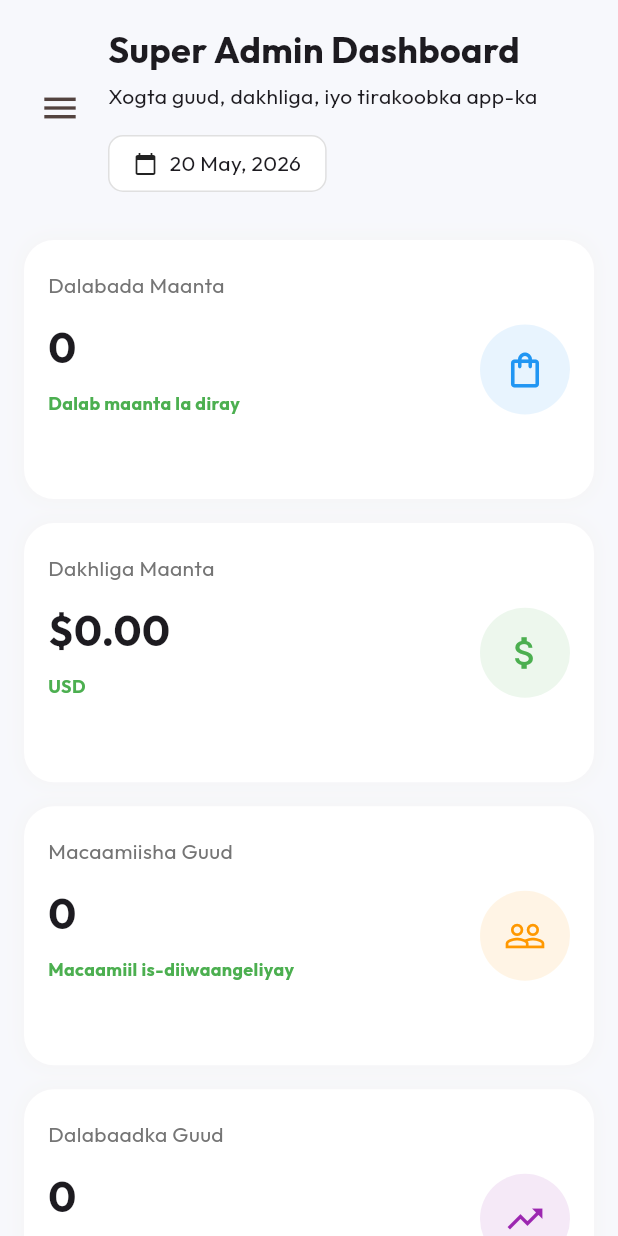
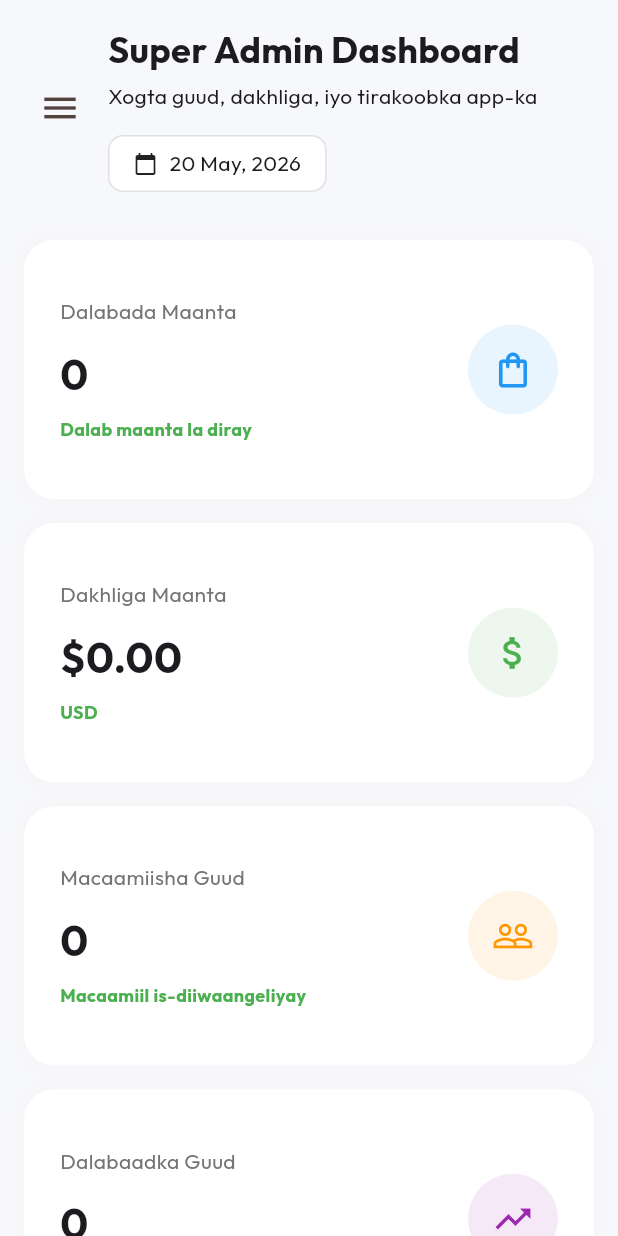
Before and after one commit to caaqilbeene/Deeli, a Flutter app: the SuperAdminDashboard screen opened directly, on a phone screen of 412 x 824 dp. Run offline on Flutter 3.47's test engine with Material 3 defaults, Android fonts, the light colour scheme and no system bars; our stand-ins replace firebase_auth, firebase_core, fl_chart, google_fonts, image_picker, shared_preferences and 1 more; accounts and stored records are empty.

Commit message:
Fix text overflow in SuperAdminDashboard stat cards

```diff
--- a/admin_dashboard/lib/super_admin/super_admin_dashboard.dart
+++ b/admin_dashboard/lib/super_admin/super_admin_dashboard.dart
@@ -793,7 +793,7 @@ class _SuperAdminDashboardState extends State<SuperAdminDashboard> {
   Widget _buildStatCard(
       String title, String value, String sub, IconData icon, Color color) {
     return Container(
-      padding: const EdgeInsets.symmetric(horizontal: 16, vertical: 20),
+      padding: const EdgeInsets.all(24),
       decoration: BoxDecoration(
         color: Colors.white,
         borderRadius: BorderRadius.circular(20),
@@ -811,26 +811,27 @@ class _SuperAdminDashboardState extends State<SuperAdminDashboard> {
           Expanded(
             child: Column(
               crossAxisAlignment: CrossAxisAlignment.start,
+              mainAxisSize: MainAxisSize.min,
               children: [
                 Text(
                   title,
                   style: TextStyle(color: Colors.grey.shade600, fontSize: 14),
+                  maxLines: 1,
                   overflow: TextOverflow.ellipsis,
-                  maxLines: 1,
                 ),
                 const SizedBox(height: 12),
                 Text(
                   value,
                   style: const TextStyle(fontSize: 28, fontWeight: FontWeight.bold),
+                  maxLines: 1,
                   overflow: TextOverflow.ellipsis,
-                  maxLines: 1,
                 ),
                 const SizedBox(height: 8),
                 Text(
                   sub,
                   style: const TextStyle(color: Colors.green, fontWeight: FontWeight.bold, fontSize: 12),
+                  maxLines: 1,
                   overflow: TextOverflow.ellipsis,
-                  maxLines: 1,
                 ),
               ],
             ),
```
